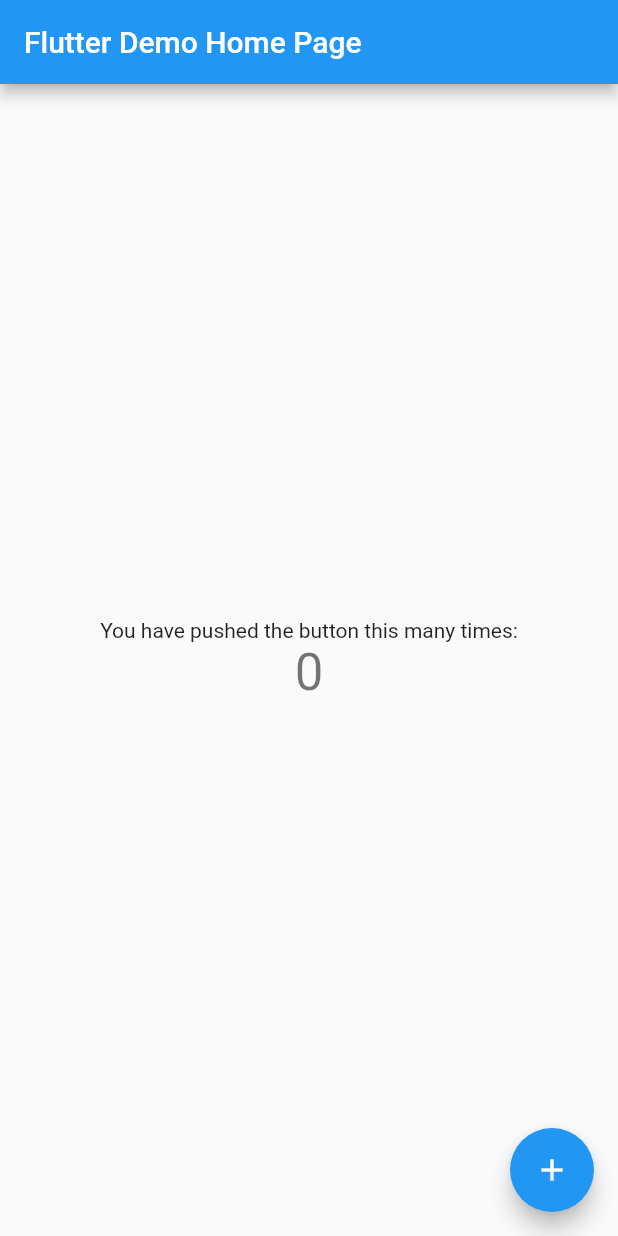
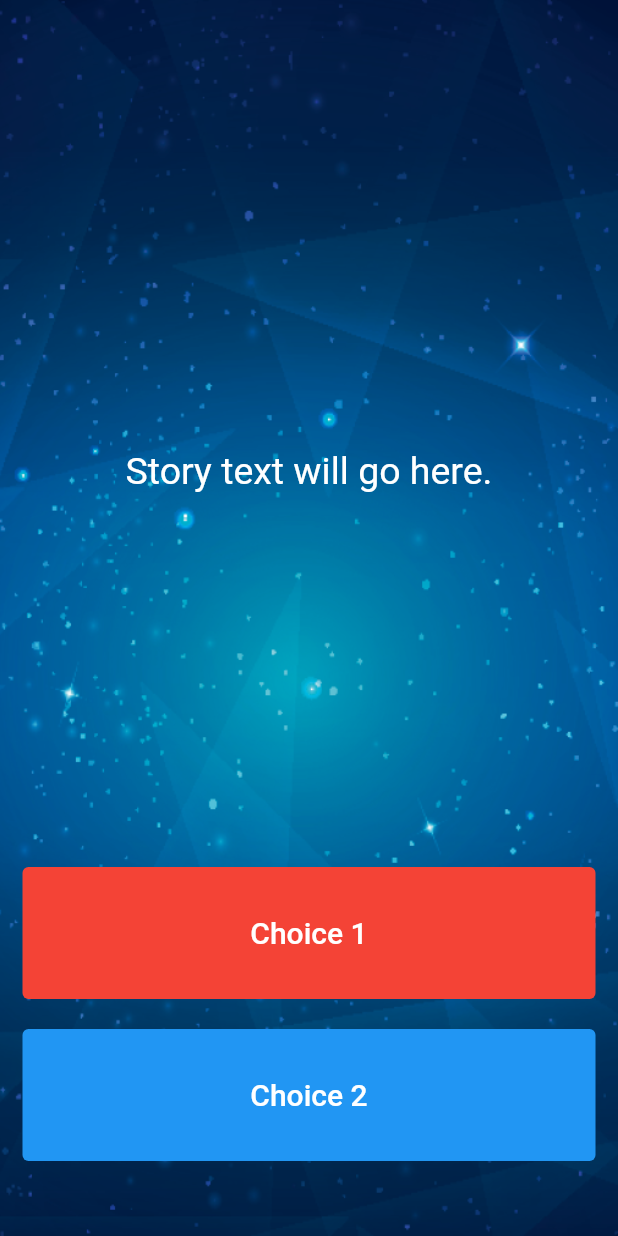
Before and after one commit to SafaKaraca/Destini_Game_App, a Flutter app: the screen it shows after launch, on a phone screen of 412 x 824 dp. Run offline on Flutter 3.47's test engine with Material 2 defaults, Android fonts, the phone set to English and light mode, and no system bars.

Commit message:
Main interface and new classes are created

```diff
--- a/lib/main.dart
+++ b/lib/main.dart
@@ -1,115 +1,96 @@
 import 'package:flutter/material.dart';
+import 'story_brain.dart';
 
-void main() {
-  runApp(const MyApp());
-}
+void main() => runApp(const Destini());
 
-class MyApp extends StatelessWidget {
-  const MyApp({Key? key}) : super(key: key);
+class Destini extends StatelessWidget {
+  const Destini({Key? key}) : super(key: key);
 
-  // This widget is the root of your application.
   @override
   Widget build(BuildContext context) {
     return MaterialApp(
-      title: 'Flutter Demo',
-      theme: ThemeData(
-        // This is the theme of your application.
-        //
-        // Try running your application with "flutter run". You'll see the
-        // application has a blue toolbar. Then, without quitting the app, try
-        // changing the primarySwatch below to Colors.green and then invoke
-        // "hot reload" (press "r" in the console where you ran "flutter run",
-        // or simply save your changes to "hot reload" in a Flutter IDE).
-        // Notice that the counter didn't reset back to zero; the application
-        // is not restarted.
-        primarySwatch: Colors.blue,
-      ),
-      home: const MyHomePage(title: 'Flutter Demo Home Page'),
+      theme: ThemeData.dark(),
+      home: const StoryPage(),
     );
   }
 }
 
-class MyHomePage extends StatefulWidget {
-  const MyHomePage({Key? key, required this.title}) : super(key: key);
+StoryBrain storyBrain = StoryBrain();
 
-  // This widget is the home page of your application. It is stateful, meaning
-  // that it has a State object (defined below) that contains fields that affect
-  // how it looks.
-
-  // This class is the configuration for the state. It holds the values (in this
-  // case the title) provided by the parent (in this case the App widget) and
-  // used by the build method of the State. Fields in a Widget subclass are
-  // always marked "final".
-
-  final String title;
+class StoryPage extends StatefulWidget {
+  const StoryPage({Key? key}) : super(key: key);
 
   @override
-  State<MyHomePage> createState() => _MyHomePageState();
+  _StoryPageState createState() => _StoryPageState();
 }
 
-class _MyHomePageState extends State<MyHomePage> {
-  int _counter = 0;
-
-  void _incrementCounter() {
-    setState(() {
-      // This call to setState tells the Flutter framework that something has
-      // changed in this State, which causes it to rerun the build method below
-      // so that the display can reflect the updated values. If we changed
-      // _counter without calling setState(), then the build method would not be
-      // called again, and so nothing would appear to happen.
-      _counter++;
-    });
-  }
-
+class _StoryPageState extends State<StoryPage> {
   @override
   Widget build(BuildContext context) {
-    // This method is rerun every time setState is called, for instance as done
-    // by the _incrementCounter method above.
-    //
-    // The Flutter framework has been optimized to make rerunning build methods
-    // fast, so that you can just rebuild anything that needs updating rather
-    // than having to individually change instances of widgets.
     return Scaffold(
-      appBar: AppBar(
-        // Here we take the value from the MyHomePage object that was created by
-        // the App.build method, and use it to set our appbar title.
-        title: Text(widget.title),
+      body: Container(
+        decoration: const BoxDecoration(
+          image: DecorationImage(
+            image: AssetImage("images/background.png"),
+            fit: BoxFit.fill,
           ),
-      body: Center(
-        // Center is a layout widget. It takes a single child and positions it
-        // in the middle of the parent.
+        ),
+        padding: const EdgeInsets.symmetric(vertical: 50.0, horizontal: 15.0),
+        constraints: const BoxConstraints.expand(),
+        child: SafeArea(
           child: Column(
-          // Column is also a layout widget. It takes a list of children and
-          // arranges them vertically. By default, it sizes itself to fit its
-          // children horizontally, and tries to be as tall as its parent.
-          //
-          // Invoke "debug painting" (press "p" in the console, choose the
-          // "Toggle Debug Paint" action from the Flutter Inspector in Android
-          // Studio, or the "Toggle Debug Paint" command in Visual Studio Code)
-          // to see the wireframe for each widget.
-          //
-          // Column has various properties to control how it sizes itself and
-          // how it positions its children. Here we use mainAxisAlignment to
-          // center the children vertically; the main axis here is the vertical
-          // axis because Columns are vertical (the cross axis would be
-          // horizontal).
-          mainAxisAlignment: MainAxisAlignment.center,
+            crossAxisAlignment: CrossAxisAlignment.stretch,
             children: <Widget>[
-            const Text(
-              'You have pushed the button this many times:',
+              const Expanded(
+                flex: 12,
+                child: Center(
+                  child: Text(
+                    'Story text will go here.',
+                    style: TextStyle(
+                      fontSize: 25.0,
                     ),
-            Text(
-              '$_counter',
-              style: Theme.of(context).textTheme.headline4,
+                  ),
+                ),
+              ),
+              Expanded(
+                flex: 2,
+                child: TextButton(
+                  onPressed: () {
+                    //Choice 1 made by user.
+                  },
+                  style: TextButton.styleFrom(backgroundColor: Colors.red),
+                  child: const Text(
+                    'Choice 1',
+                    style: TextStyle(
+                      color: Colors.white,
+                      fontSize: 20.0,
+                    ),
+                  ),
+                ),
+              ),
+              const SizedBox(
+                height: 20.0,
+              ),
+              Expanded(
+                flex: 2,
+                child: TextButton(
+                  onPressed: () {
+                    //Choice 2 made by user.
+                  },
+                  style: TextButton.styleFrom(backgroundColor: Colors.blue),
+                  child: const Text(
+                    'Choice 2',
+                    style: TextStyle(
+                      color: Colors.white,
+                      fontSize: 20.0,
+                    ),
+                  ),
+                ),
               ),
             ],
           ),
         ),
-      floatingActionButton: FloatingActionButton(
-        onPressed: _incrementCounter,
-        tooltip: 'Increment',
-        child: const Icon(Icons.add),
-      ), // This trailing comma makes auto-formatting nicer for build methods.
+      ),
     );
   }
 }
--- /dev/null
+++ b/lib/story.dart
@@ -0,0 +1,8 @@
+class Story {
+  String storyTitle;
+  String choice1;
+  String choice2;
+
+  Story(
+      {required this.storyTitle, required this.choice1, required this.choice2});
+}
```
Also changed, not shown: lib/story_brain.dart (added, +39 -0 lines), pubspec.yaml (+6 -62 lines), images/background.png (added), 1 other file. Lines whose indentation alone changed are shown as unchanged.
